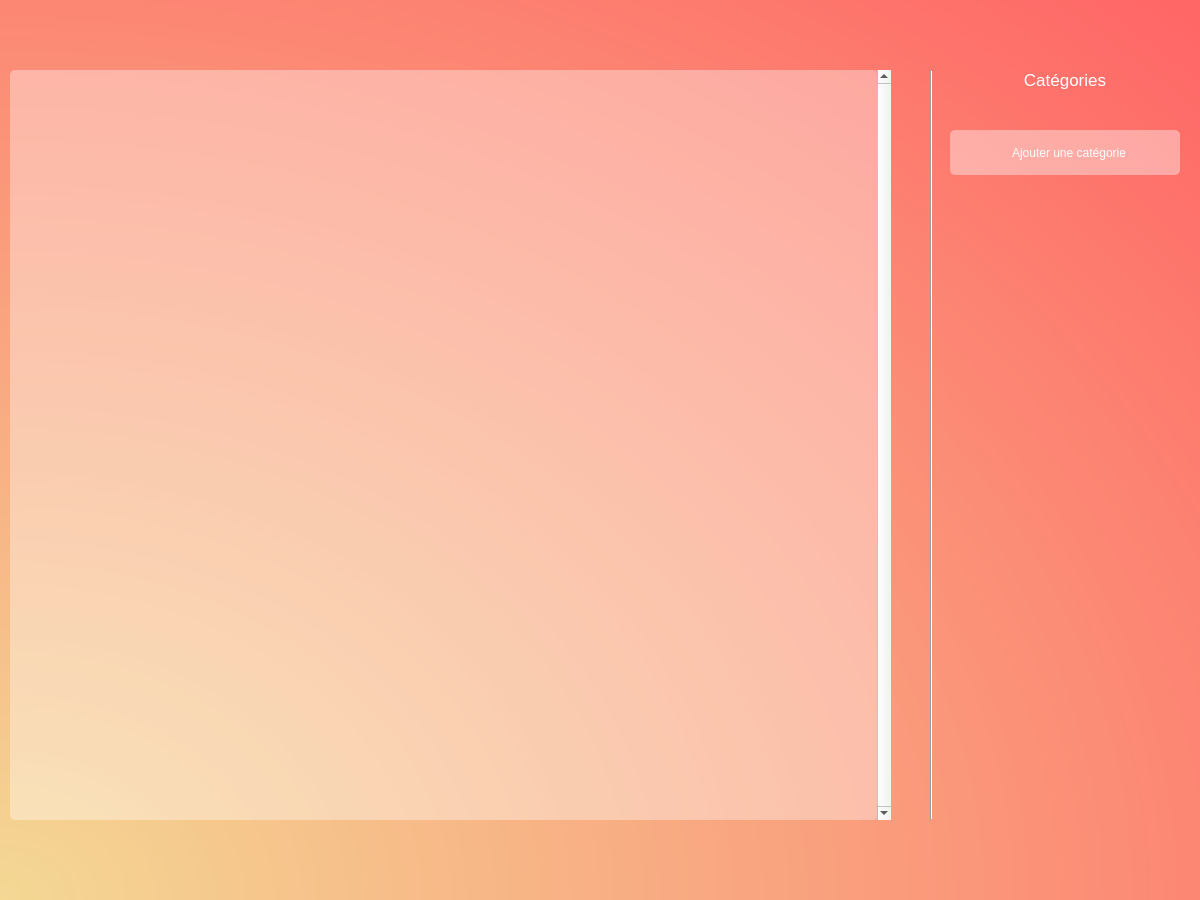
Before: the Qt Designer form Interface_graphique/PyQt/UI/fenetreGestion_test.ui in MindPass/Code, drawn with Qt 5.
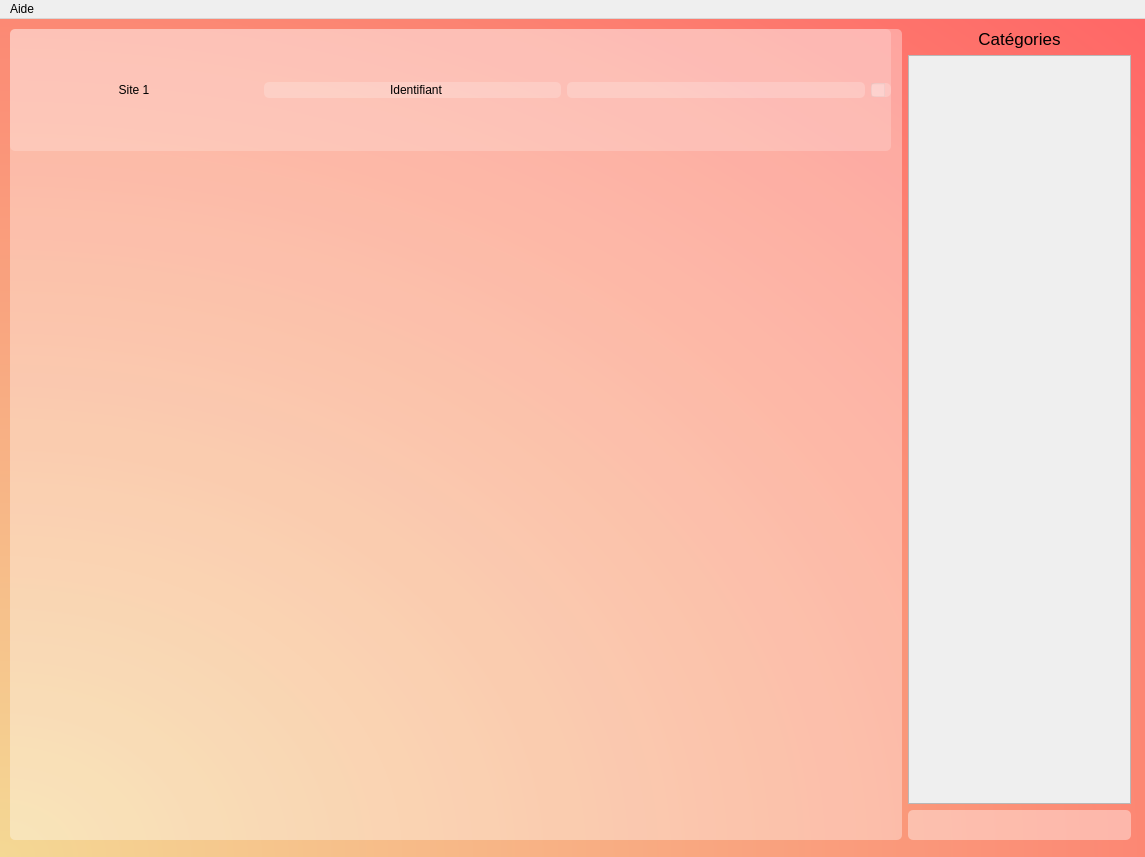
After: the same form once the commit is applied. Icons and pictures are not drawn.

```diff
--- a/Interface_graphique/PyQt/UI/fenetreGestion_test.ui
+++ b/Interface_graphique/PyQt/UI/fenetreGestion_test.ui
@@ -6,8 +6,8 @@
    <rect>
     <x>0</x>
     <y>0</y>
-    <width>1200</width>
-    <height>900</height>
+    <width>1145</width>
+    <height>857</height>
    </rect>
   </property>
   <property name="windowTitle">
@@ -30,21 +30,27 @@
     background: rgba(255,255,255,100);
     border: none;
     border-radius: 5px;
-    color: white;
+    color: black;
     padding-left: 10px;
 }
 </string>
   </property>
   <widget class="QWidget" name="corps_gestion">
-   <widget class="QScrollArea" name="scrollArea">
+   <widget class="QWidget" name="horizontalLayoutWidget_3">
     <property name="geometry">
      <rect>
       <x>10</x>
-      <y>70</y>
-      <width>881</width>
-      <height>750</height>
+      <y>10</y>
+      <width>1121</width>
+      <height>811</height>
      </rect>
     </property>
+    <layout class="QHBoxLayout" name="horizontalLayout_gestion" stretch="8,2">
+     <property name="sizeConstraint">
+      <enum>QLayout::SetNoConstraint</enum>
+     </property>
+     <item>
+      <widget class="QScrollArea" name="scrollArea">
     <property name="styleSheet">
      <string notr="true">QWidget {
     border: none;
@@ -58,15 +64,6 @@
 }
 </string>
     </property>
-    <property name="verticalScrollBarPolicy">
-     <enum>Qt::ScrollBarAlwaysOn</enum>
-    </property>
-    <property name="horizontalScrollBarPolicy">
-     <enum>Qt::ScrollBarAsNeeded</enum>
-    </property>
-    <property name="sizeAdjustPolicy">
-     <enum>QAbstractScrollArea::AdjustToContentsOnFirstShow</enum>
-    </property>
     <property name="widgetResizable">
      <bool>true</bool>
     </property>
@@ -75,43 +72,59 @@
       <rect>
        <x>0</x>
        <y>0</y>
-       <width>864</width>
-       <height>750</height>
-      </rect>
-     </property>
-     <property name="minimumSize">
-      <size>
-       <width>0</width>
-       <height>0</height>
-      </size>
-     </property>
-     <property name="autoFillBackground">
-      <bool>false</bool>
-     </property>
-    </widget>
-   </widget>
-   <widget class="Line" name="line">
+          <width>890</width>
+          <height>809</height>
+         </rect>
+        </property>
+        <widget class="QWidget" name="horizontalLayoutWidget">
     <property name="geometry">
      <rect>
-      <x>930</x>
-      <y>70</y>
-      <width>3</width>
-      <height>750</height>
-     </rect>
-    </property>
-    <property name="orientation">
-     <enum>Qt::Vertical</enum>
-    </property>
-   </widget>
-   <widget class="QLabel" name="catTitle">
-    <property name="geometry">
-     <rect>
-      <x>960</x>
-      <y>50</y>
-      <width>210</width>
-      <height>60</height>
-     </rect>
-    </property>
+           <x>0</x>
+           <y>0</y>
+           <width>881</width>
+           <height>122</height>
+          </rect>
+         </property>
+         <layout class="QHBoxLayout" name="ligne" stretch="100,120,120,0">
+          <item>
+           <widget class="QLabel" name="site_web">
+            <property name="text">
+             <string>Site 1</string>
+            </property>
+            <property name="alignment">
+             <set>Qt::AlignCenter</set>
+            </property>
+           </widget>
+          </item>
+          <item>
+           <widget class="QLineEdit" name="identifiant">
+            <property name="text">
+             <string>Identifiant</string>
+            </property>
+            <property name="alignment">
+             <set>Qt::AlignCenter</set>
+            </property>
+           </widget>
+          </item>
+          <item>
+           <widget class="QLineEdit" name="mdp"/>
+          </item>
+          <item>
+           <widget class="QCheckBox" name="categorie">
+            <property name="text">
+             <string notr="true"/>
+            </property>
+           </widget>
+          </item>
+         </layout>
+        </widget>
+       </widget>
+      </widget>
+     </item>
+     <item>
+      <layout class="QVBoxLayout" name="Categories" stretch="0,0,2">
+       <item>
+        <widget class="QLabel" name="titre_cat">
     <property name="font">
      <font>
       <pointsize>13</pointsize>
@@ -127,21 +140,43 @@
      <number>0</number>
     </property>
    </widget>
-   <widget class="QLineEdit" name="lineEdit">
+       </item>
+       <item>
+        <widget class="QScrollArea" name="scrollArea_cat">
+         <property name="widgetResizable">
+          <bool>true</bool>
+         </property>
+         <widget class="QWidget" name="scrollAreaWidgetContents_cat">
     <property name="geometry">
      <rect>
-      <x>950</x>
-      <y>130</y>
-      <width>230</width>
-      <height>45</height>
-     </rect>
-    </property>
+            <x>0</x>
+            <y>0</y>
+            <width>219</width>
+            <height>742</height>
+           </rect>
+          </property>
+         </widget>
+        </widget>
+       </item>
+       <item>
+        <widget class="QLineEdit" name="ajouter_cat">
+         <property name="minimumSize">
+          <size>
+           <width>0</width>
+           <height>30</height>
+          </size>
+         </property>
     <property name="text">
-     <string>Ajouter une catégorie</string>
+          <string/>
     </property>
     <property name="alignment">
      <set>Qt::AlignCenter</set>
     </property>
+        </widget>
+       </item>
+      </layout>
+     </item>
+    </layout>
    </widget>
   </widget>
   <widget class="QMenuBar" name="menubar">
@@ -149,10 +184,16 @@
     <rect>
      <x>0</x>
      <y>0</y>
-     <width>1200</width>
+     <width>1145</width>
      <height>21</height>
     </rect>
    </property>
+   <widget class="QMenu" name="menuAide">
+    <property name="title">
+     <string>Aide</string>
+    </property>
+   </widget>
+   <addaction name="menuAide"/>
   </widget>
  </widget>
  <resources/>
```
Lines whose indentation alone changed are shown as unchanged.
